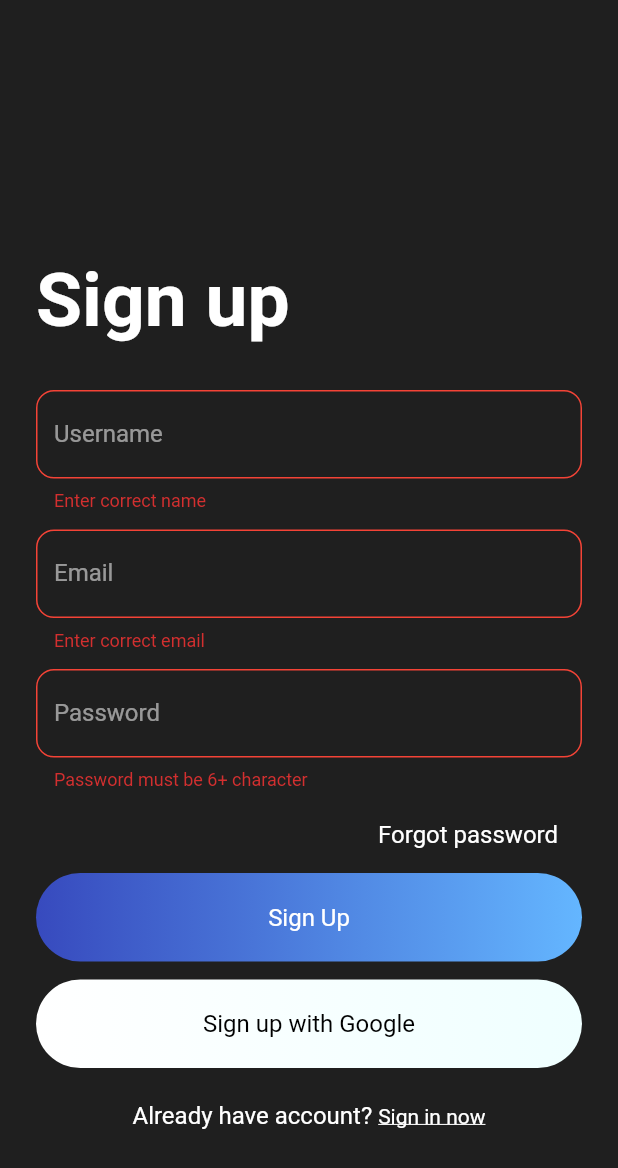
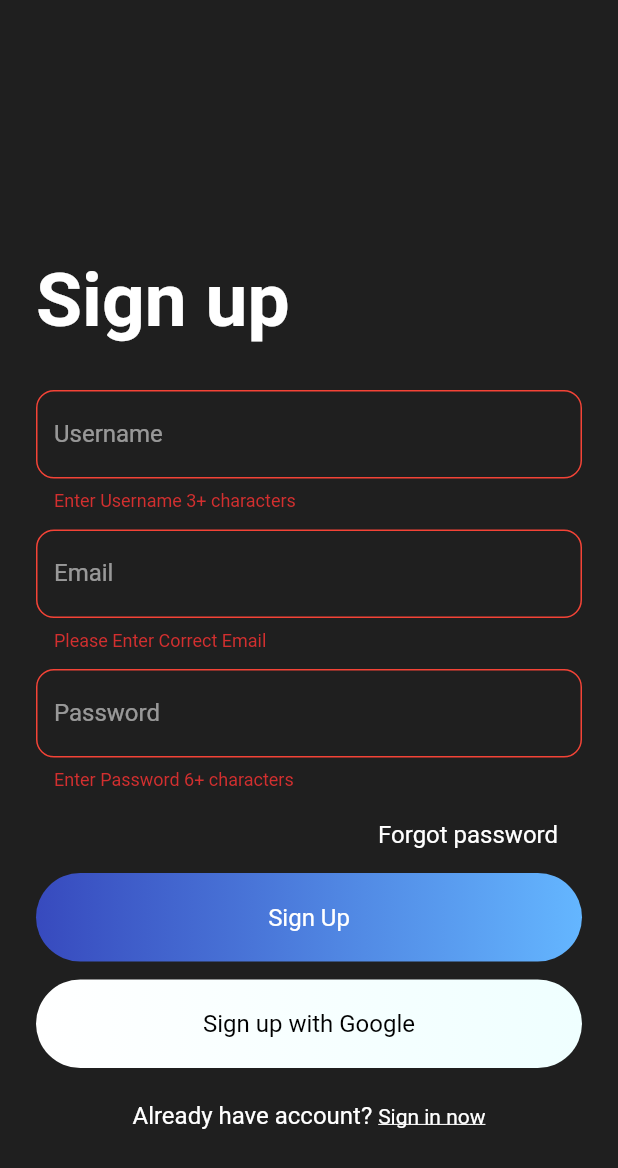
Before and after one commit to hemidvsmusayev/Chatify-firebase, a Flutter app: the SignUp screen opened directly with empty values, after a tap on "Sign Up", on a phone screen of 412 x 824 dp. Shown: the top 1168 px of the screen. Run offline on Flutter 3.47's test engine with Material 2 defaults, Android fonts, the phone set to English and light mode, and no system bars; our stand-ins replace cloud_firestore, firebase_auth, shared_preferences; accounts and stored records are empty.

Commit message:
initial commit

```diff
--- a/lib/screens/sign_up.dart
+++ b/lib/screens/sign_up.dart
@@ -2,7 +2,6 @@ import 'package:chat_app/helper/helper_functions.dart';
 import 'package:chat_app/screens/chat_room.dart';
 import 'package:chat_app/services/authentication.dart';
 import 'package:chat_app/services/database.dart';
-import 'package:chat_app/services/validators.dart';
 import 'package:chat_app/wigdets/gradient_button.dart';
 import 'package:chat_app/wigdets/input_decoration.dart';
 import 'package:chat_app/wigdets/text_style.dart';
@@ -54,18 +53,24 @@ class _SignUpState extends State<SignUp> {
                   children: <Widget>[
                     TextFormField(
                         controller: txtName,
-                        validator: (val) {
-                          return Validator().validateName(val);
-                        },
-                        style: simpleTextStyle(),
-                        decoration: buildInputDecoration("Username")),
+                              validator: (val) {
+                                return val.isEmpty || val.length < 3
+                                    ? "Enter Username 3+ characters"
+                                    : null;
+                              },
+                              style: simpleTextStyle(),
+                              decoration: buildInputDecoration("Username")),
                     SizedBox(
                       height: 12,
                     ),
                     TextFormField(
                         controller: txtEmail,
                         validator: (val) {
-                          return Validator().validateEmail(val);
+                          return RegExp(
+                              r"^[a-zA-Z0-9.a-zA-Z0-9.!#$%&'*+-/=?^_`{|}~]+@[a-zA-Z0-9]+\.[a-zA-Z]+")
+                              .hasMatch(val)
+                              ? null
+                              : "Please Enter Correct Email";
                         },
                         style: simpleTextStyle(),
                         decoration: buildInputDecoration("Email")),
@@ -76,7 +81,9 @@ class _SignUpState extends State<SignUp> {
                         controller: txtPassword,
                         obscureText: true,
                         validator: (val) {
-                          return Validator().validatePassword(val);
+                          return val.length > 6
+                              ? null
+                              : "Enter Password 6+ characters";
                         },
                         style: simpleTextStyle(),
                         decoration: buildInputDecoration("Password")),
--- a/lib/services/validators.dart
+++ /dev/null
@@ -1,17 +0,0 @@
-class Validator {
-  String validateName(String val) {
-    return val.isEmpty || val.length < 4 ? "Enter correct name" : null;
-  }
-
-  String validateEmail(String val) {
-    return RegExp(
-                r"^[a-zA-Z0-9.a-zA-Z0-9.!#$%&'*+-/=?^_`{|}~]+@[a-zA-Z0-9]+\.[a-zA-Z]+")
-            .hasMatch(val)
-        ? null
-        : "Enter correct email";
-  }
-
-  String validatePassword(String val) {
-    return val.length > 6 ? null : "Password must be 6+ character ";
-  }
-}
```
Also changed, not shown: lib/screens/search.dart (+6 -2 lines), lib/screens/sign_in.dart (+9 -28 lines).
